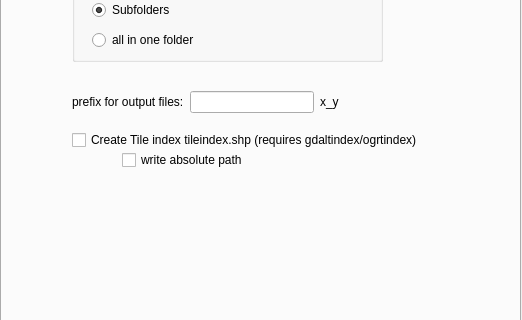
Before: the Qt Designer form gridSplitter_dialog_base.ui in Sereza7/gridsplitter, drawn with Qt 5; both pictures show x 0 to 522 and y 95 to 415 of the 522 by 649 pixel window.
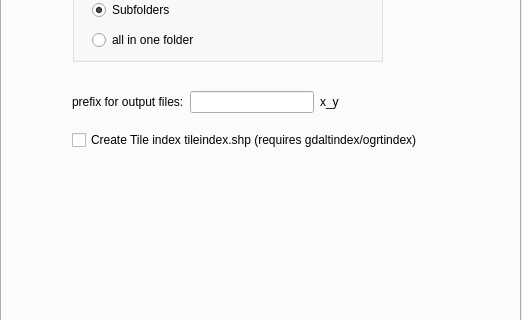
After: the same form once the commit is applied. The open tabs and pages were chosen to show the change.

Commit message: working around issue 13922 by removing option for now

The edit to the form file:
```diff
--- a/gridSplitter_dialog_base.ui
+++ b/gridSplitter_dialog_base.ui
@@ -294,22 +294,6 @@
       <string>Create Tile index tileindex.shp (requires gdaltindex/ogrtindex)</string>
      </property>
     </widget>
-    <widget class="QCheckBox" name="absolutePathCheck">
-     <property name="geometry">
-      <rect>
-       <x>120</x>
-       <y>210</y>
-       <width>371</width>
-       <height>18</height>
-      </rect>
-     </property>
-     <property name="toolTip">
-      <string>&lt;html&gt;&lt;head/&gt;&lt;body&gt;&lt;p&gt;Write the tile index information in absolute paths instead of relative to the index file's position.&lt;/p&gt;&lt;/body&gt;&lt;/html&gt;</string>
-     </property>
-     <property name="text">
-      <string>write absolute path</string>
-     </property>
-    </widget>
     <widget class="QWidget" name="layoutWidget">
      <property name="geometry">
       <rect>
```
Left out of the diff: 4 changed lines with no effect on the pictures. The commit also changes 2 other files.
